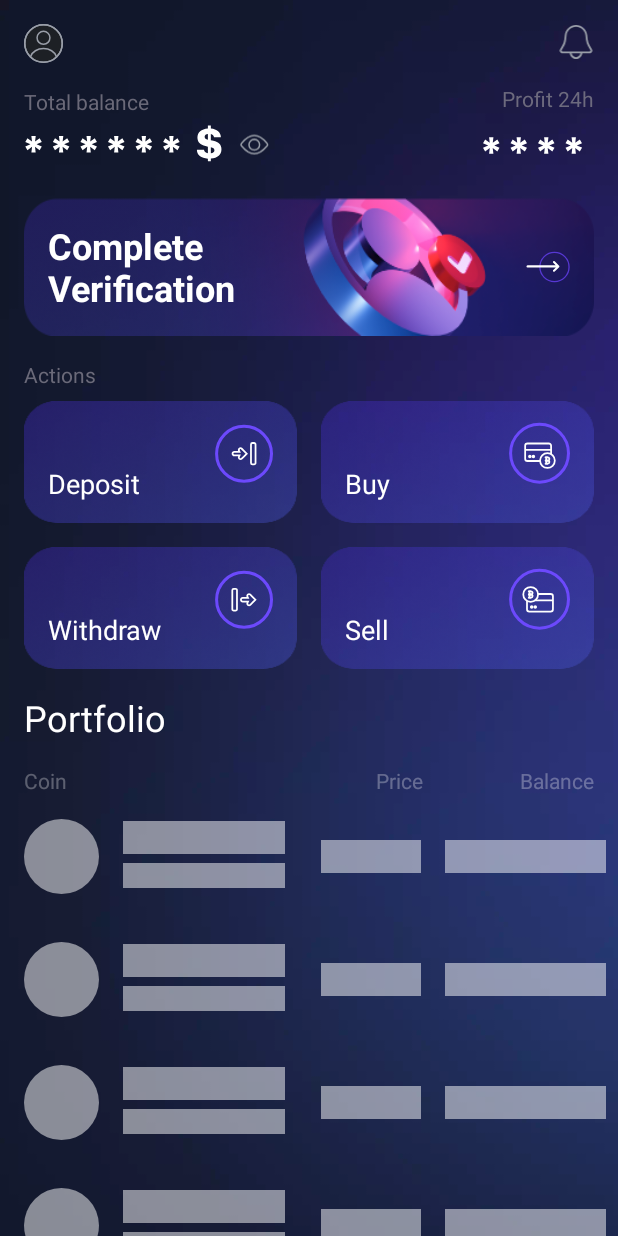
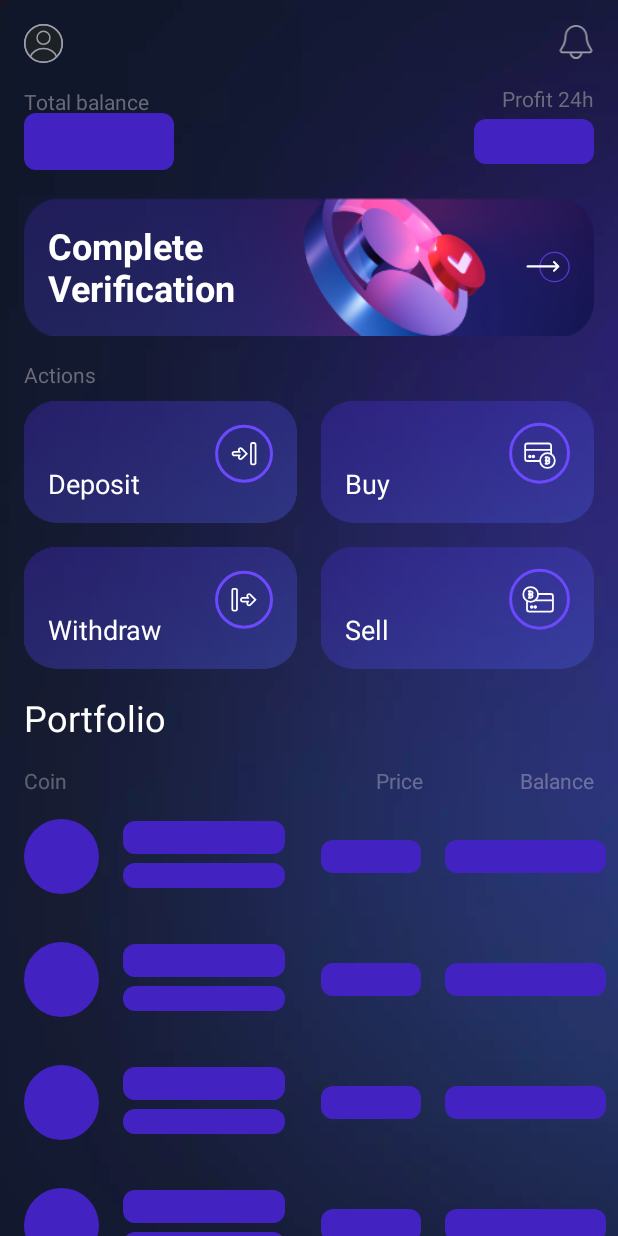
Before and after one commit to RMirin/WebsocketProjectTest, an Android app: the screen it shows after launch (MainActivity), after a tap on an icon or button, on a phone screen of 412 x 824 dp. Run offline under Robolectric (Android 15) with nearby library versions, the phone set to English and light mode, and no system bars; our stand-ins replace Dagger/Hilt's generated code, RxJava, Shimmer, data binding; libraries missing offline, so code that uses them is left out: com.tinder.scarlet; 5 statements that could not run were skipped; 1 other tap on this screen came first.

Commit message:
shimmer for header added. shimmer background changed

```diff
--- a/app/src/main/java/com/websocket/project/ui/main/crypto/MainFragment.kt
+++ b/app/src/main/java/com/websocket/project/ui/main/crypto/MainFragment.kt
@@ -90,22 +90,8 @@ class MainFragment: BaseFragment<FragmentMainBinding>(), AttachFileBottomSheetLi
                 viewModel.showHideBalance()
             }
 
-            observe(viewModel.balanceShown) { balanceShown ->
-                with(mainHeaderInclude) {
-                    if (balanceShown) {
-                        mainHeaderHidePriceBtn.setImageResource(R.drawable.ic_main_header_total_balance_hide)
-                        mainHeaderProfitHideImg.visibility = View.GONE
-                        mainHeaderProfitText.visibility = View.VISIBLE
-                        mainHeaderTotalBalanceHiddenImg.visibility = View.GONE
-                        mainHeaderTotalBalanceText.visibility = View.VISIBLE
-                    } else {
-                        mainHeaderHidePriceBtn.setImageResource(R.drawable.ic_main_header_total_balance_show)
-                        mainHeaderProfitHideImg.visibility = View.VISIBLE
-                        mainHeaderProfitText.visibility = View.GONE
-                        mainHeaderTotalBalanceHiddenImg.visibility = View.VISIBLE
-                        mainHeaderTotalBalanceText.visibility = View.GONE
-                    }
-                }
+            mainHeaderInclude.mainHeaderProfileImg.setOnClickListener {
+                Log.e("TAG", "onViewCreated: ", )
             }
         }
     }
@@ -114,7 +100,7 @@ class MainFragment: BaseFragment<FragmentMainBinding>(), AttachFileBottomSheetLi
         super.onResume()
         Log.e("TAG", "onResume: subscribe")
         viewModel.ticker.observe(viewLifecycleOwner) { ticker ->
-            binding.mainCryptoShimmerLayout.shimmerLayout.shimmerHide()
+            handleViewVisibilityOnDataReady()
             cryptoPairAdapter.setNewCryptoHashMap(ticker)
         }
     }
@@ -184,6 +170,30 @@ class MainFragment: BaseFragment<FragmentMainBinding>(), AttachFileBottomSheetLi
                 } else {
                     Log.e("TAG", "REQUEST_CODE_TAKE_PHOTO onActivityResult: require access")
                     Toast.makeText(requireContext(), "Allow permission for storage access!", Toast.LENGTH_SHORT).show();
+                }
+            }
+        }
+    }
+
+    private fun handleViewVisibilityOnDataReady() {
+        binding.mainCryptoShimmerLayout.shimmerLayout.shimmerHide()
+        binding.mainHeaderShimmerLayout.headerShimmerLayout.shimmerHide()
+        binding.mainHeaderInclude.mainHeaderTotalBalanceLayout.visibility = View.VISIBLE
+        binding.mainHeaderInclude.mainHeaderProfitText.visibility = View.VISIBLE
+        observe(viewModel.balanceShown) { balanceShown ->
+            with(binding.mainHeaderInclude) {
+                if (balanceShown) {
+                    mainHeaderHidePriceBtn.setImageResource(R.drawable.ic_main_header_total_balance_hide)
+                    mainHeaderProfitHideImg.visibility = View.GONE
+                    mainHeaderProfitText.visibility = View.VISIBLE
+                    mainHeaderTotalBalanceHiddenImg.visibility = View.GONE
+                    mainHeaderTotalBalanceText.visibility = View.VISIBLE
+                } else {
+                    mainHeaderHidePriceBtn.setImageResource(R.drawable.ic_main_header_total_balance_show)
+                    mainHeaderProfitHideImg.visibility = View.VISIBLE
+                    mainHeaderProfitText.visibility = View.GONE
+                    mainHeaderTotalBalanceHiddenImg.visibility = View.VISIBLE
+                    mainHeaderTotalBalanceText.visibility = View.GONE
                 }
             }
         }
--- /dev/null
+++ b/app/src/main/res/drawable/bg_item_main_shimmer_crypto_text.xml
@@ -0,0 +1,9 @@
+<?xml version="1.0" encoding="utf-8"?>
+<shape android:shape="rectangle"
+    xmlns:android="http://schemas.android.com/apk/res/android">
+    <corners
+        android:radius="8dp"/>
+    <solid
+        android:color="@color/common_shimmer">
+    </solid>
+</shape>
--- a/app/src/main/res/layout/fragment_main.xml
+++ b/app/src/main/res/layout/fragment_main.xml
@@ -28,6 +28,18 @@
                     <include
                         android:id="@+id/mainHeaderInclude"
                         layout="@layout/layout_main_header"
+                        android:layout_width="match_parent"
+                        android:layout_height="wrap_content"
+                        android:layout_marginStart="@dimen/spacing_normal"
+                        android:layout_marginTop="@dimen/spacing_normal"
+                        android:layout_marginEnd="@dimen/spacing_normal"
+                        app:layout_constraintEnd_toEndOf="parent"
+                        app:layout_constraintStart_toStartOf="parent"
+                        app:layout_constraintTop_toTopOf="parent" />
+
+                    <include
+                        android:id="@+id/mainHeaderShimmerLayout"
+                        layout="@layout/layout_main_header_shimmer"
                         android:layout_width="match_parent"
                         android:layout_height="wrap_content"
                         android:layout_marginStart="@dimen/spacing_normal"
--- a/app/src/main/res/layout/item_main_crypto_placeholder.xml
+++ b/app/src/main/res/layout/item_main_crypto_placeholder.xml
@@ -42,7 +42,7 @@
             android:id="@+id/itemMainCryptoPlaceholderTitleText"
             android:layout_width="0dp"
             android:layout_height="wrap_content"
-            android:background="@color/common_shimmer"
+            android:background="@drawable/bg_item_main_shimmer_crypto_text"
             android:layout_margin="@dimen/spacing_normal"
             android:textSize="@dimen/font_normal"
             app:layout_constraintBottom_toTopOf="@+id/itemMainCryptoPlaceholderHorizontal05Guideline"
@@ -54,7 +54,7 @@
             android:id="@+id/itemMainCryptoPlaceholderDescrText"
             android:layout_width="0dp"
             android:layout_height="wrap_content"
-            android:background="@color/common_shimmer"
+            android:background="@drawable/bg_item_main_shimmer_crypto_text"
             android:layout_margin="@dimen/spacing_normal"
             android:textSize="@dimen/font_minute"
             app:layout_constraintBottom_toBottomOf="@+id/itemMainCryptoPlaceholderImg"
@@ -68,7 +68,7 @@
             android:layout_height="wrap_content"
             android:layout_margin="@dimen/spacing_small"
             android:textSize="@dimen/font_normal"
-            android:background="@color/common_shimmer"
+            android:background="@drawable/bg_item_main_shimmer_crypto_text"
             app:layout_constraintBottom_toTopOf="@+id/itemMainCryptoPlaceholderHorizontal05Guideline"
             app:layout_constraintEnd_toEndOf="parent"
             app:layout_constraintHorizontal_bias="1.0"
@@ -80,7 +80,7 @@
             android:layout_width="0dp"
             android:layout_height="wrap_content"
             android:layout_margin="@dimen/spacing_small"
-            android:background="@color/common_shimmer"
+            android:background="@drawable/bg_item_main_shimmer_crypto_text"
             android:textSize="@dimen/font_normal"
             app:layout_constraintBottom_toTopOf="@+id/itemMainCryptoPlaceholderHorizontal05Guideline"
             app:layout_constraintEnd_toStartOf="@+id/itemMainCryptoPlaceholderVertical07Guideline"
--- a/app/src/main/res/layout/layout_main_crypto_shimmer.xml
+++ b/app/src/main/res/layout/layout_main_crypto_shimmer.xml
@@ -8,7 +8,8 @@
         android:layout_width="match_parent"
         android:layout_height="match_parent"
         app:layout_behavior="@string/appbar_scrolling_view_behavior"
-        tools:visibility="invisible">
+        tools:visibility="invisible"
+        app:shimmer_highlight_color="@color/common_shimmer_highlight">
 
         <ScrollView
             android:layout_width="match_parent"
--- a/app/src/main/res/layout/layout_main_header.xml
+++ b/app/src/main/res/layout/layout_main_header.xml
@@ -50,6 +50,7 @@
             android:layout_width="wrap_content"
             android:layout_height="wrap_content"
             android:orientation="horizontal"
+            android:visibility="invisible"
             app:layout_constraintBottom_toBottomOf="parent"
             app:layout_constraintStart_toStartOf="parent"
             app:layout_constraintTop_toBottomOf="@+id/mainHeaderTotalBalanceHeaderText">
@@ -98,6 +99,7 @@
             android:drawablePadding="@dimen/spacing_small"
             android:gravity="center"
             android:padding="4dp"
+            android:visibility="invisible"
             android:textColor="@android:color/white"
             android:textSize="@dimen/font_normal"
             android:textStyle="bold"
--- /dev/null
+++ b/app/src/main/res/layout/layout_main_header_shimmer.xml
@@ -0,0 +1,77 @@
+<?xml version="1.0" encoding="utf-8"?>
+<layout xmlns:android="http://schemas.android.com/apk/res/android"
+    xmlns:app="http://schemas.android.com/apk/res-auto"
+    xmlns:tools="http://schemas.android.com/tools">
+
+    <com.facebook.shimmer.ShimmerFrameLayout
+        android:id="@+id/headerShimmerLayout"
+        android:layout_width="match_parent"
+        android:layout_height="match_parent"
+        app:layout_behavior="@string/appbar_scrolling_view_behavior"
+        app:shimmer_highlight_color="@color/common_shimmer_highlight"
+        tools:visibility="invisible">
+
+        <androidx.constraintlayout.widget.ConstraintLayout
+            android:layout_width="match_parent"
+            android:layout_height="wrap_content">
+
+            <View
+                android:id="@+id/mainHeaderShimmerProfileImg"
+                android:layout_width="0dp"
+                android:layout_height="24dp"
+                app:layout_constraintStart_toStartOf="parent"
+                app:layout_constraintTop_toTopOf="parent" />
+
+            <View
+                android:id="@+id/mainHeaderShimmerNotificationImg"
+                android:layout_width="0dp"
+                android:layout_height="24dp"
+                app:layout_constraintEnd_toEndOf="parent"
+                app:layout_constraintTop_toTopOf="parent" />
+
+            <TextView
+                android:id="@+id/mainHeaderShimmerTotalBalanceHeaderText"
+                android:layout_width="wrap_content"
+                android:layout_height="wrap_content"
+                android:layout_marginTop="@dimen/spacing_normal"
+                android:textSize="14sp"
+                app:layout_constraintStart_toStartOf="parent"
+                app:layout_constraintTop_toBottomOf="@+id/mainHeaderShimmerProfileImg" />
+
+            <TextView
+                android:id="@+id/mainHeaderShimmerProfitHeaderText"
+                android:layout_width="wrap_content"
+                android:layout_height="wrap_content"
+                android:layout_marginTop="@dimen/spacing_normal"
+                android:textSize="14sp"
+                app:layout_constraintEnd_toEndOf="parent"
+                app:layout_constraintTop_toBottomOf="@+id/mainHeaderShimmerNotificationImg" />
+
+            <TextView
+                android:id="@+id/mainHeaderShimmerTotalBalanceText"
+                android:layout_width="wrap_content"
+                android:layout_height="wrap_content"
+                android:background="@drawable/bg_item_main_shimmer_crypto_text"
+                android:minWidth="100dp"
+                android:textSize="28sp"
+                app:layout_constraintBottom_toBottomOf="parent"
+                app:layout_constraintStart_toStartOf="parent"
+                app:layout_constraintTop_toBottomOf="@+id/mainHeaderShimmerTotalBalanceHeaderText" />
+
+            <TextView
+                android:id="@+id/mainHeaderShimmerProfitText"
+                android:layout_width="wrap_content"
+                android:layout_height="wrap_content"
+                android:background="@drawable/bg_item_main_shimmer_crypto_text"
+                android:minWidth="80dp"
+                android:padding="4dp"
+                android:textSize="@dimen/font_normal"
+                app:layout_constraintBottom_toBottomOf="@+id/mainHeaderShimmerTotalBalanceText"
+                app:layout_constraintEnd_toEndOf="parent"
+                app:layout_constraintTop_toBottomOf="@+id/mainHeaderShimmerTotalBalanceHeaderText" />
+
+        </androidx.constraintlayout.widget.ConstraintLayout>
+
+    </com.facebook.shimmer.ShimmerFrameLayout>
+
+</layout>
--- a/app/src/main/res/values/colors.xml
+++ b/app/src/main/res/values/colors.xml
@@ -33,5 +33,6 @@
     <color name="bg_main_crypto_img">#202942</color>
 
     <color name="common_ripple">@color/white_opacity_30</color>
-    <color name="common_shimmer">#80FFFFFF</color>
+    <color name="common_shimmer">#4223C1</color>
+    <color name="common_shimmer_highlight">#4A67D9</color>
 </resources>
```
Also changed, not shown: app/src/main/res/drawable-hdpi/bg_btn.png (added), app/src/main/res/drawable-mdpi/bg_btn.png (added), app/src/main/res/drawable-xhdpi/bg_btn.png (added), app/src/main/res/drawable-xxhdpi/bg_btn.png (added), app/src/main/res/drawable-xxxhdpi/bg_btn.png (added).
